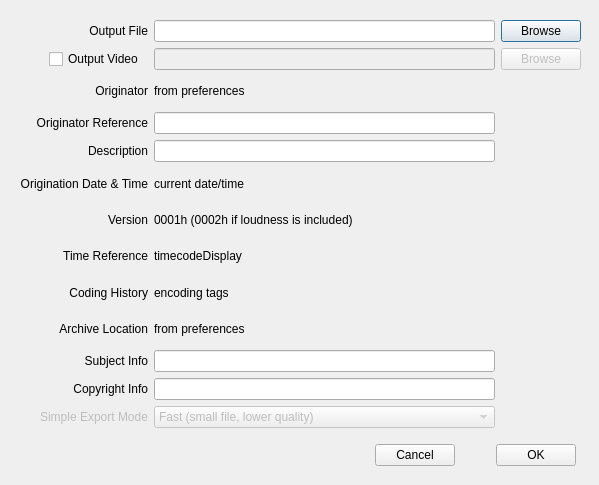
First picture: the form in extractdialog.ui, repository stoefer/aeo-light, before the edit.
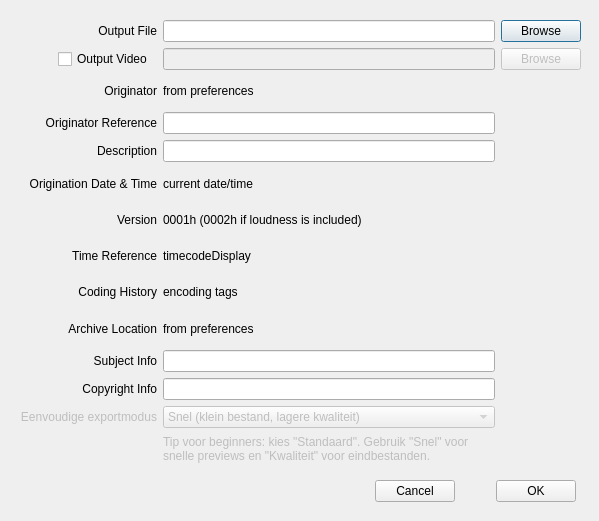
Second picture: the form after the edit.

Commit message: Add extract cancellation and Dutch simple export labels

```diff
--- a/extractdialog.ui
+++ b/extractdialog.ui
@@ -7,7 +7,7 @@
     <x>0</x>
     <y>0</y>
     <width>599</width>
-    <height>485</height>
+    <height>521</height>
    </rect>
   </property>
   <property name="windowTitle">
@@ -19,7 +19,7 @@
      <x>20</x>
      <y>20</y>
      <width>561</width>
-     <height>408</height>
+     <height>444</height>
     </rect>
    </property>
    <layout class="QGridLayout" name="gridLayout">
@@ -242,7 +242,7 @@
        <bool>false</bool>
       </property>
       <property name="text">
-       <string>Simple Export Mode</string>
+       <string>Eenvoudige exportmodus</string>
       </property>
       <property name="alignment">
        <set>Qt::AlignRight|Qt::AlignTrailing|Qt::AlignVCenter</set>
@@ -256,7 +256,7 @@
       </property>
       <item>
        <property name="text">
-        <string>Fast (small file, lower quality)</string>
+        <string>Snel (klein bestand, lagere kwaliteit)</string>
        </property>
       </item>
       <item>
@@ -271,13 +271,26 @@
       </item>
      </widget>
     </item>
+    <item row="13" column="1">
+     <widget class="QLabel" name="videoPresetHelpLabel">
+      <property name="enabled">
+       <bool>false</bool>
+      </property>
+      <property name="text">
+       <string>Tip voor beginners: kies &quot;Standaard&quot;. Gebruik &quot;Snel&quot; voor snelle previews en &quot;Kwaliteit&quot; voor eindbestanden.</string>
+      </property>
+      <property name="wordWrap">
+       <bool>true</bool>
+      </property>
+     </widget>
+    </item>
    </layout>
   </widget>
   <widget class="QWidget" name="horizontalLayoutWidget">
    <property name="geometry">
     <rect>
      <x>375</x>
-     <y>439</y>
+     <y>475</y>
      <width>201</width>
      <height>32</height>
     </rect>
```
Left out of the diff: 4 changed lines with no effect on the pictures. The commit also changes 2 other files.
